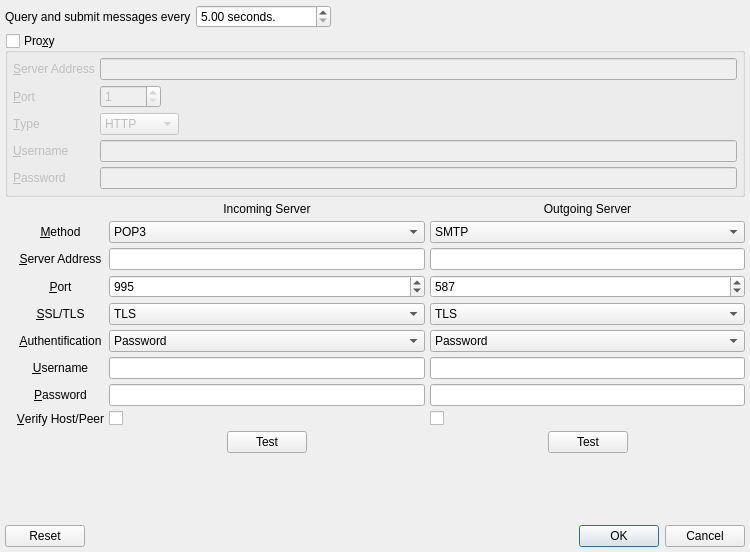
The window that UI/poptasticsettings.ui (xloem/spot-on-svn) describes before a commit, drawn with Qt 5.
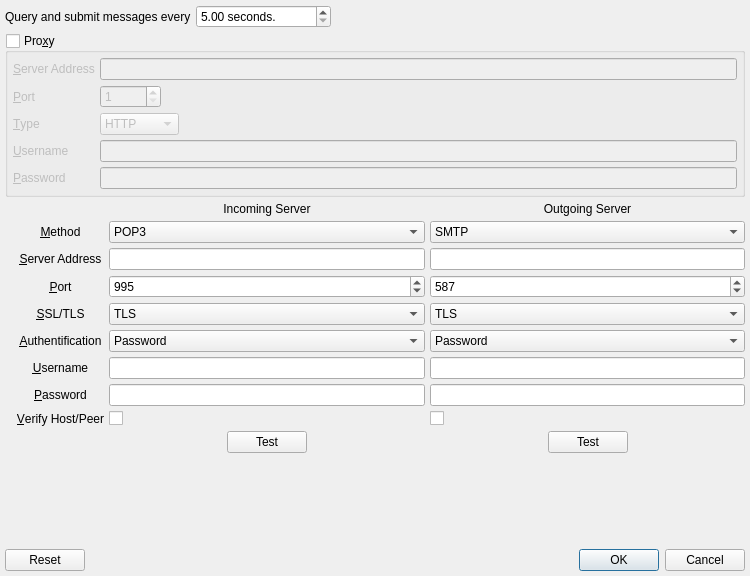
The same window after the commit. Icons and pictures are not drawn.

Commit message: Tab order.

```diff
--- a/UI/poptasticsettings.ui
+++ b/UI/poptasticsettings.ui
@@ -7,7 +7,7 @@
     <x>0</x>
     <y>0</y>
     <width>750</width>
-    <height>552</height>
+    <height>576</height>
    </rect>
   </property>
   <property name="windowTitle">
```
Left out of the diff: 4 changed lines with no effect on the pictures. The commit also changes 1 other file.
